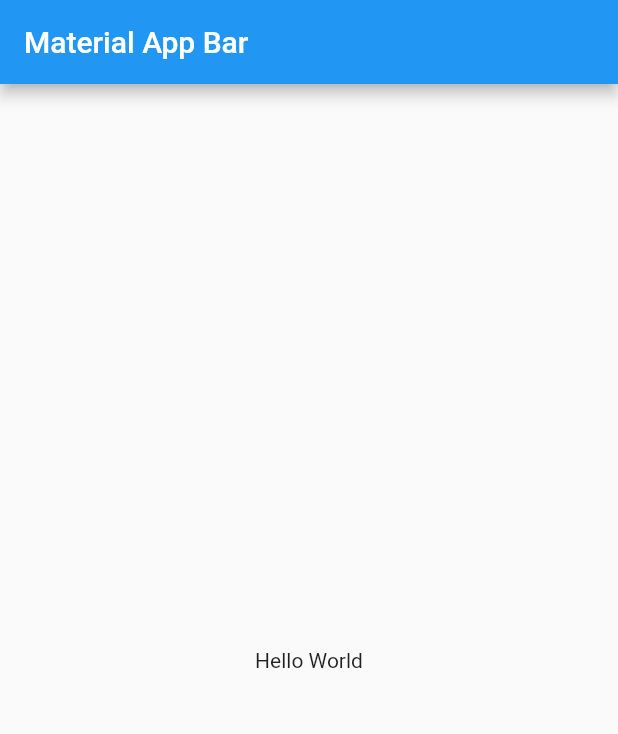
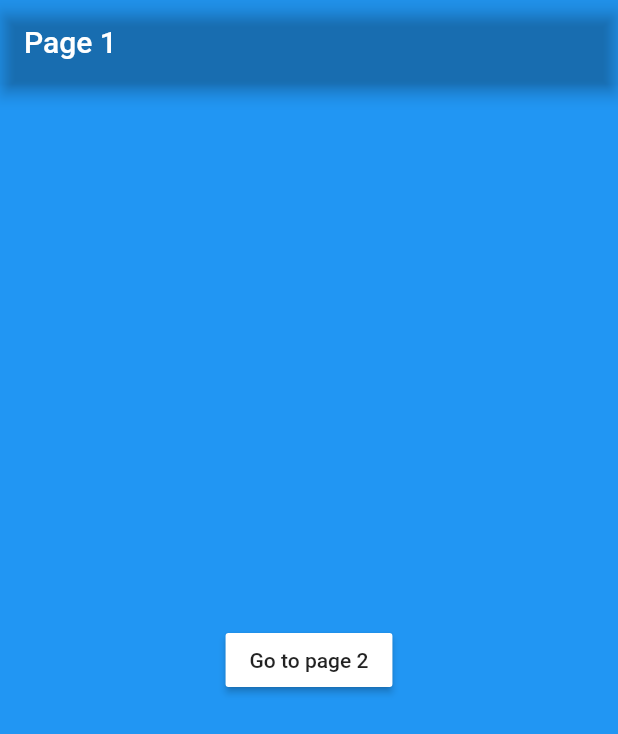
Before and after one commit to efraindrummer/PubDev-LibraryFlutter-Transiciones, a Flutter app: the screen it shows after launch, on a phone screen of 412 x 824 dp. Shown: the top 734 px of the screen. Run offline on Flutter 3.47's test engine with Material 2 defaults, Android fonts, the phone set to English and light mode, and no system bars.

Commit message:
diseño de las pages

```diff
--- a/lib/main.dart
+++ b/lib/main.dart
@@ -1,3 +1,5 @@
+import 'package:custom_transition_route/pages/page1.dart';
+import 'package:custom_transition_route/pages/page2.dart';
 import 'package:flutter/material.dart';
 
 void main() => runApp(MyApp());
@@ -8,16 +10,11 @@ class MyApp extends StatelessWidget {
     return MaterialApp(
       debugShowCheckedModeBanner: false,
       title: 'Material App',
-      home: Scaffold(
-        appBar: AppBar(
-          title: Text('Material App Bar'),
-        ),
-        body: Center(
-          child: Container(
-            child: Text('Hello World'),
-          ),
-        ),
-      ),
+      initialRoute: 'page1',
+      routes: {
+        'page1' : ( _ ) => Page1(),
+        'page2' : ( _ ) => Page2()
+      },
     );
   }
 }
--- /dev/null
+++ b/lib/pages/page1.dart
@@ -0,0 +1,25 @@
+import 'package:custom_transition_route/pages/page2.dart';
+import 'package:flutter/material.dart';
+
+class Page1 extends StatelessWidget {
+
+  @override
+  Widget build(BuildContext context) {
+    return Scaffold(
+      appBar: AppBar(
+        title: Text('Page 1'),
+        backgroundColor: Colors.transparent,
+      ),
+      backgroundColor: Colors.blue,
+      body: Center(
+        child: MaterialButton(
+          child: Text('Go to page 2'),
+          color: Colors.white,
+          onPressed: (){
+            //Navigator.push(context, MaterialPageRoute(builder: (_) => Page2()));
+          },
+        )
+      ),
+    );
+  }
+}
```
Also changed, not shown: lib/pages/page2.dart (added, +18 -0 lines), 1 other file.
